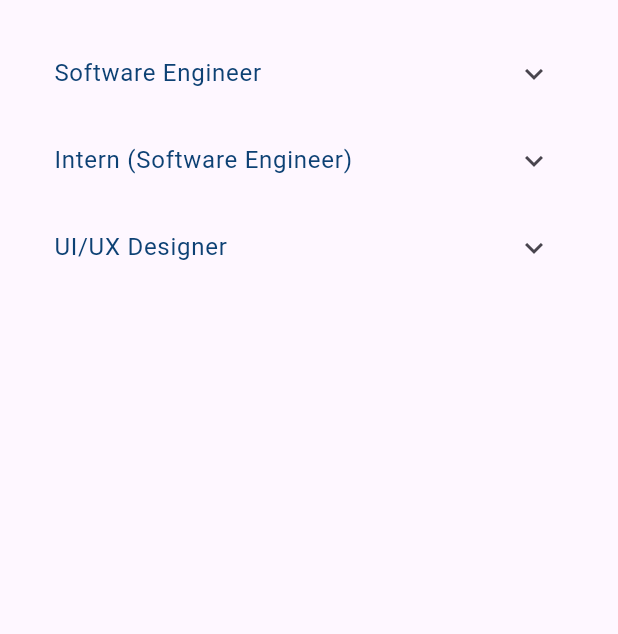
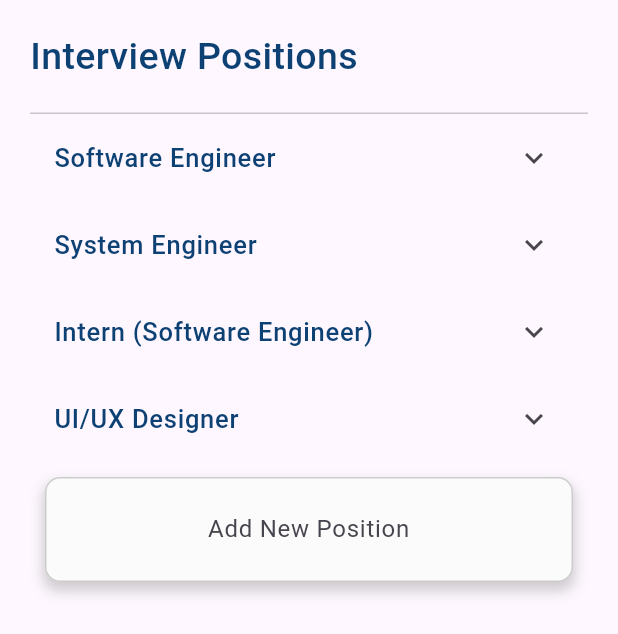
Before and after one commit to sexxyrexxy/Intervue, a Flutter app: the AdminSetInterviewScreen widget shown alone on an empty page, opened directly, on a phone screen of 412 x 824 dp. Shown: the top 634 px of the screen. Run offline on Flutter 3.47's test engine with Material 2 defaults, Android fonts, the phone set to English and light mode, and no system bars; our stand-ins replace file_picker; missing offline and left inert: dart_openai, flutter_expanded_tile.

Commit message:
Add Question + File Picker + Add Position

```diff
--- a/lib/main.dart
+++ b/lib/main.dart
@@ -39,7 +39,7 @@ class _MyHomePageState extends State<MyHomePage> {
     return MaterialApp(
         title: 'Intervüe',
         theme: ThemeData(fontFamily: 'Futura'),
-        home: CandidatesUploadCV(),
+        home: Navigation(),
         routes: {
           AdminMainScreen.routeName: (context) => AdminMainScreen(),
         });
--- a/lib/screens/admin_set_questions_screen.dart
+++ b/lib/screens/admin_set_questions_screen.dart
@@ -1,6 +1,7 @@
 import 'package:flutter/material.dart';
 import 'package:flutter_expanded_tile/flutter_expanded_tile.dart';
 import 'package:talentsync/models/colors.dart';
+import 'package:talentsync/widgets/interview_position_card.dart';
 import 'package:talentsync/widgets/interview_question_card.dart';
 
 class AdminSetInterviewScreen extends StatefulWidget {
@@ -12,30 +13,32 @@ class AdminSetInterviewScreen extends StatefulWidget {
 }
 
 class _AdminSetInterviewScreenState extends State<AdminSetInterviewScreen> {
+  List<Widget> positions = [
+    InterviewPosition('Software Engineer'),
+    InterviewPosition('System Engineer'),
+    InterviewPosition('Intern (Software Engineer)'),
+    InterviewPosition('UI/UX Designer'),
+  ];
+  final _controller = TextEditingController();
   @override
   Widget build(BuildContext context) {
-    final TextEditingController _controller = TextEditingController();
     return Container(
         padding: EdgeInsets.all(20),
         child: Column(
+
+          crossAxisAlignment: CrossAxisAlignment.start,
           children: [
-            ExpansionTile(
-
-              title: Text(
-                'Software Engineer',
-                style: TextStyle(color: secondaryDarkBlue),
-              ),
-              children: [
-                InterviewQuestionCard(
-                    'What programming languages do you know?'),
-                InterviewQuestionCard(
-                    'Have you had prior experience in being a software engineer?'),
-                InterviewQuestionCard('How would you debug a bug?'),
-                InterviewQuestionCard('Hello?'),
+            Text('Interview Positions',style: TextStyle(color: secondaryDarkBlue,fontSize: 25,fontWeight: FontWeight.w500),),
+            SizedBox(height: 20,),
+            Divider(height: 0,),
+            ...positions,
             Container(
+                margin: EdgeInsets.all(10),
+                width:double.infinity,
                 decoration: BoxDecoration(
+                  border: Border.all(width: 1, color: Colors.grey.withOpacity(0.5)),
+                  borderRadius: BorderRadius.circular(10),
                   color: backgroundWhite,
-                    borderRadius: BorderRadius.circular(10),
                   boxShadow: [
                     BoxShadow(
                       color: Colors.grey.withOpacity(0.5),
@@ -45,70 +48,22 @@ class _AdminSetInterviewScreenState extends State<AdminSetInterviewScreen> {
                     ),
                   ],
                 ),
-                  margin: EdgeInsets.all(10),
+                padding: EdgeInsets.symmetric(horizontal: 20, vertical: 10),
                 child: TextField(
                   textAlign: TextAlign.center,
                   controller: _controller,
                   textInputAction: TextInputAction.done,
                   onSubmitted: (value) {
+                    setState(() {
                       _controller.clear();
+                      positions.add(InterviewPosition(value));
+                    });
                   },
                   decoration: InputDecoration(
-                      hintText: 'Add Question...',
+                    hintText: 'Add New Position',
                     border: InputBorder.none,
                   ),
-                  ),
-                )
-              ],
-            ),
-            ExpansionTile(
-              title: Text('Intern (Software Engineer)',
-                  style: TextStyle(color: secondaryDarkBlue)),
-              children: [
-                InterviewQuestionCard(
-                    'What programming languages do you know?'),
-                InterviewQuestionCard(
-                    'Have you had prior experience in being a software engineer?'),
-                InterviewQuestionCard('How would you debug a bug?'),
-                InterviewQuestionCard('Hello?'),
-                Container(
-                  margin: EdgeInsets.all(10),
-                  child: TextField(
-                    controller: _controller,
-                    textInputAction: TextInputAction.done,
-                    onSubmitted: (value) {
-                      _controller.clear();
-                    },
-                    decoration: InputDecoration(
-                        hintText: 'Add Question...', border: InputBorder.none),
-                  ),
-                )
-              ],
-            ),
-            ExpansionTile(
-              title: Text('UI/UX Designer',
-                  style: TextStyle(color: secondaryDarkBlue)),
-              children: [
-                InterviewQuestionCard(
-                    'What programming languages do you know?'),
-                InterviewQuestionCard(
-                    'Have you had prior experience in being a software engineer?'),
-                InterviewQuestionCard('How would you debug a bug?'),
-                InterviewQuestionCard('Hello?'),
-                Container(
-                  margin: EdgeInsets.all(10),
-                  child: TextField(
-                    controller: _controller,
-                    textInputAction: TextInputAction.done,
-                    onSubmitted: (value) {
-                      _controller.clear();
-                    },
-                    decoration: InputDecoration(
-                        hintText: 'Add Question...', border: InputBorder.none),
-                  ),
-                )
-              ],
-            ),
+                ))
           ],
         ));
   }
--- a/lib/screens/candidates_upload_cv_screen.dart
+++ b/lib/screens/candidates_upload_cv_screen.dart
@@ -1,6 +1,7 @@
 import 'package:file_picker/_internal/file_picker_web.dart';
 import 'package:file_picker/file_picker.dart';
 import 'package:flutter/material.dart';
+
 
 class CandidatesUploadCV extends StatelessWidget {
   const CandidatesUploadCV({super.key});
@@ -12,17 +13,25 @@ class CandidatesUploadCV extends StatelessWidget {
         alignment: Alignment.center,
         width: double.infinity,
         height: double.infinity,
-        child: GestureDetector(
+        child: Column(
+          children: [
+            // Container(
+            //   width: double.infinity,
+            //   padding: EdgeInsets.all(20),
+            //   child: Image.asset('lib/assets/images/Intervue-Logo.png')
+            // ),
+            GestureDetector(
               onTap: () async {
                 final result = await FilePickerWeb.platform.pickFiles();
               },
               child: Container(
-
                 width: 50,
                 height: 50,
                 color: Colors.black,
               ),
             ),
+          ],
+        ),
       ),
     );
   }
--- /dev/null
+++ b/lib/widgets/interview_position_card.dart
@@ -0,0 +1,66 @@
+import 'package:flutter/material.dart';
+
+import '../models/colors.dart';
+import 'interview_question_card.dart';
+
+class InterviewPosition extends StatefulWidget {
+
+  String position;
+  InterviewPosition(this.position);
+  @override
+  State<InterviewPosition> createState() => _InterviewPositionState();
+}
+
+class _InterviewPositionState extends State<InterviewPosition> {
+
+  final TextEditingController _controller = TextEditingController();
+  List<Widget> questions = [
+    InterviewQuestionCard('What programming languages do you know?'),
+    InterviewQuestionCard(
+        'Have you had prior experience in being a software engineer?'),
+    InterviewQuestionCard('How would you debug a bug?'),
+    InterviewQuestionCard('Hello?'),
+  ];
+  @override
+  Widget build(BuildContext context) {
+    return ExpansionTile(
+      title: Text(
+        widget.position,
+        style: TextStyle(color: secondaryDarkBlue,fontSize: 17,fontWeight: FontWeight.w500),
+      ),
+      children: [
+        ...questions,
+        Container(
+          decoration: BoxDecoration(
+            color: backgroundWhite,
+            borderRadius: BorderRadius.circular(10),
+            boxShadow: [
+              BoxShadow(
+                color: Colors.grey.withOpacity(0.5),
+                spreadRadius: 1,
+                blurRadius: 7,
+                offset: Offset(0, 5), // changes position of shadow
+              ),
+            ],
+          ),
+          margin: EdgeInsets.all(10),
+          child: TextField(
+            textAlign: TextAlign.center,
+            controller: _controller,
+            textInputAction: TextInputAction.done,
+            onSubmitted: (value) {
+              setState(() {
+                _controller.clear();
+                questions.add(InterviewQuestionCard(value));
+              });
+            },
+            decoration: InputDecoration(
+              hintText: 'Add Question...',
+              border: InputBorder.none,
+            ),
+          ),
+        )
+      ],
+    );
+  }
+}
--- a/pubspec.yaml
+++ b/pubspec.yaml
@@ -63,10 +63,6 @@ flutter:
   # the material Icons class.
   uses-material-design: true
 
-  # To add assets to your application, add an assets section, like this:
-  # assets:
-  #   - images/a_dot_burr.jpeg
-  #   - images/a_dot_ham.jpeg
 
   # An image asset can refer to one or more resolution-specific "variants", see
   # https://flutter.dev/assets-and-images/#resolution-aware
```
Also changed, not shown: lib/assets/images/Intervue-Logo.png (renamed from lib/assets/Intervue Logo.png), 223 other files. Lines whose indentation alone changed are shown as unchanged.
